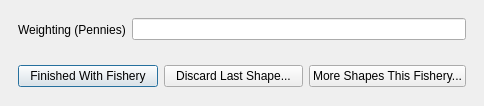
This is mlpa_southcoast/Interview/nextpolygon.ui in Ecotrust/openoceanmap-desktop as Qt 5 draws it before an edit. The edited form follows.
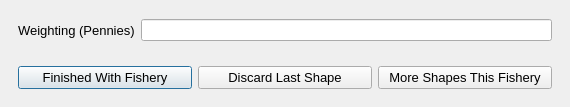
This is the edited form.

Patch:
```diff
--- a/mlpa_southcoast/Interview/nextpolygon.ui
+++ b/mlpa_southcoast/Interview/nextpolygon.ui
@@ -6,30 +6,18 @@
    <rect>
     <x>0</x>
     <y>0</y>
-    <width>484</width>
-    <height>106</height>
+    <width>570</width>
+    <height>107</height>
    </rect>
   </property>
   <property name="windowTitle" >
    <string>OpenOceanMap - Next Polygon</string>
   </property>
   <layout class="QGridLayout" >
-   <property name="leftMargin" >
+   <property name="margin" >
     <number>9</number>
    </property>
-   <property name="topMargin" >
-    <number>9</number>
-   </property>
-   <property name="rightMargin" >
-    <number>9</number>
-   </property>
-   <property name="bottomMargin" >
-    <number>9</number>
-   </property>
-   <property name="horizontalSpacing" >
-    <number>6</number>
-   </property>
-   <property name="verticalSpacing" >
+   <property name="spacing" >
     <number>6</number>
    </property>
    <item row="0" column="0" >
@@ -38,20 +26,16 @@
       <property name="spacing" >
        <number>6</number>
       </property>
-      <property name="leftMargin" >
-       <number>9</number>
-      </property>
-      <property name="topMargin" >
-       <number>9</number>
-      </property>
-      <property name="rightMargin" >
-       <number>9</number>
-      </property>
-      <property name="bottomMargin" >
+      <property name="margin" >
        <number>9</number>
       </property>
       <item>
        <widget class="QLabel" name="label_1" >
+        <property name="font" >
+         <font>
+          <pointsize>10</pointsize>
+         </font>
+        </property>
         <property name="text" >
          <string>Weighting (Pennies)</string>
         </property>
@@ -75,6 +59,11 @@
      <layout class="QHBoxLayout" >
       <item>
        <widget class="QPushButton" name="pbnShapeFinished" >
+        <property name="font" >
+         <font>
+          <pointsize>10</pointsize>
+         </font>
+        </property>
         <property name="text" >
          <string>Finished With Fishery</string>
         </property>
@@ -82,15 +71,25 @@
       </item>
       <item>
        <widget class="QPushButton" name="pbnShapeDiscard" >
+        <property name="font" >
+         <font>
+          <pointsize>10</pointsize>
+         </font>
+        </property>
         <property name="text" >
-         <string>Discard Last Shape...</string>
+         <string>Discard Last Shape</string>
         </property>
        </widget>
       </item>
       <item>
        <widget class="QPushButton" name="pbnMoreShapes" >
+        <property name="font" >
+         <font>
+          <pointsize>10</pointsize>
+         </font>
+        </property>
         <property name="text" >
-         <string>More Shapes This Fishery...</string>
+         <string>More Shapes This Fishery</string>
         </property>
        </widget>
       </item>
```
